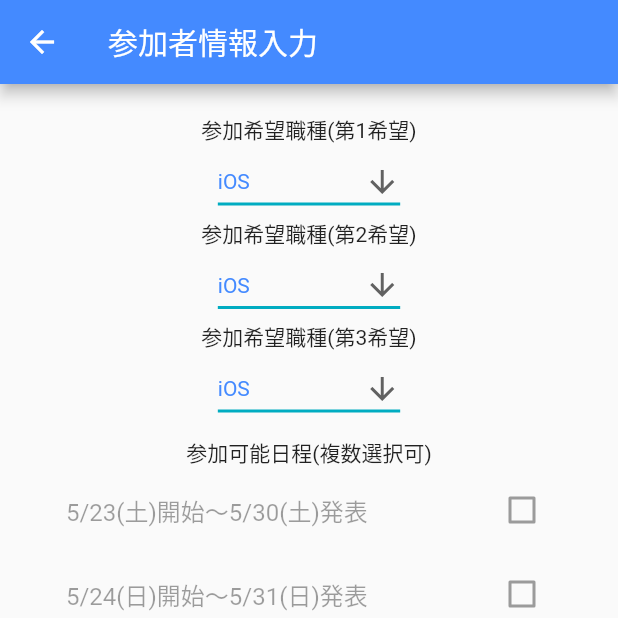
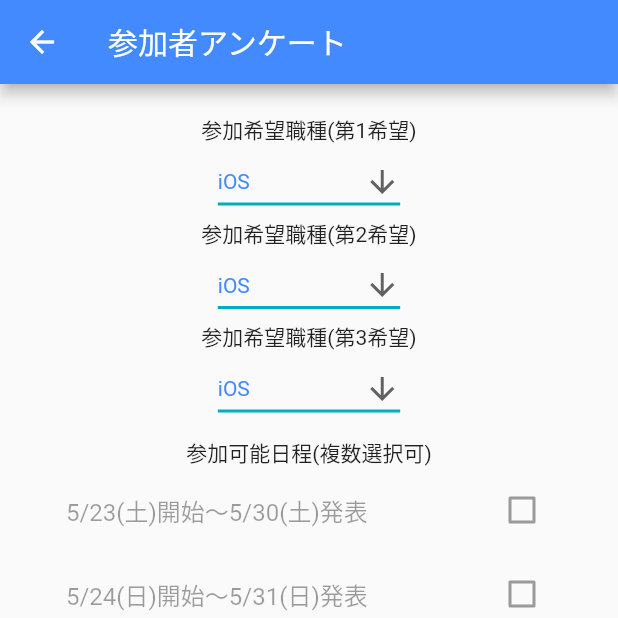
Before and after one commit to CA21engineer/morning-weakers, a Flutter app: the InputParticipantInfoPage screen opened by its route, on a phone screen of 412 x 824 dp, the top half of it. Run offline on Flutter 3.47's test engine with Material 2 defaults, Android fonts, the phone set to English and light mode, and no system bars; our stand-ins replace cloud_firestore, firebase_auth, freezed_annotation, google_sign_in, state_notifier; missing offline and left inert: flutter_state_notifier; accounts and stored records are empty; generated files the repository leaves out were written again.

Commit message:
Edit: Title text

```diff
--- a/lib/pages/input_participant_info/input_participant_info_page.dart
+++ b/lib/pages/input_participant_info/input_participant_info_page.dart
@@ -11,7 +11,7 @@ class InputParticipantInfoPage extends StatelessWidget {
     print('input:$userData');
     return Scaffold(
       appBar: AppBar(
-        title: const Text('参加者情報入力'),
+        title: const Text('参加者アンケート'),
       ),
       body: _inputParticipantInfo,
     );
```
